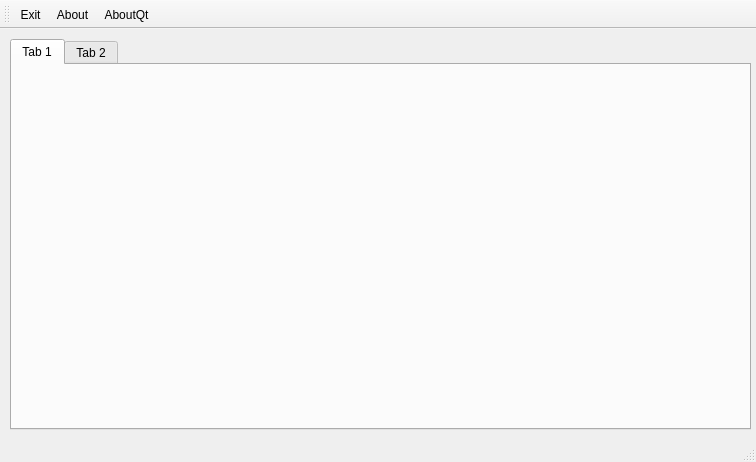
Old version of the form test1/test1.ui in the repository mekatronik-achmadi/hilmi-app.
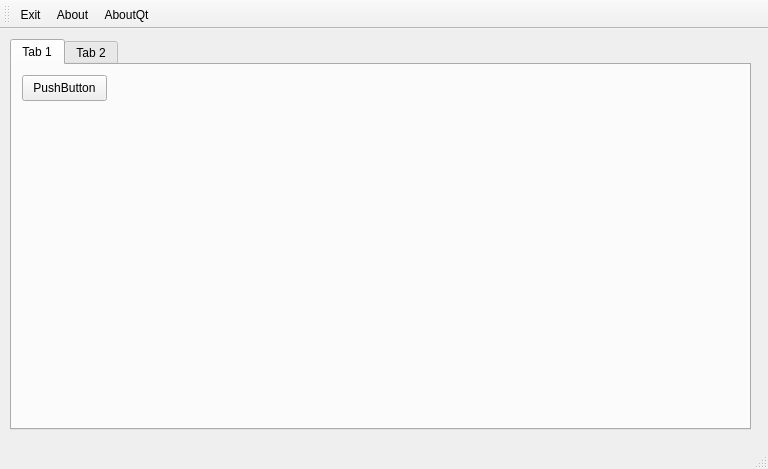
New version of the form.

Diff of the .ui file:
```diff
--- a/test1/test1.ui
+++ b/test1/test1.ui
@@ -6,10 +6,16 @@
    <rect>
     <x>0</x>
     <y>0</y>
-    <width>756</width>
-    <height>462</height>
+    <width>768</width>
+    <height>469</height>
    </rect>
   </property>
+  <property name="sizePolicy">
+   <sizepolicy hsizetype="Preferred" vsizetype="Preferred">
+    <horstretch>0</horstretch>
+    <verstretch>0</verstretch>
+   </sizepolicy>
+  </property>
   <property name="windowTitle">
    <string>Database Example</string>
   </property>
@@ -30,6 +36,19 @@
      <attribute name="title">
       <string>Tab 1</string>
      </attribute>
+     <widget class="QPushButton" name="pushButton">
+      <property name="geometry">
+       <rect>
+        <x>10</x>
+        <y>10</y>
+        <width>85</width>
+        <height>26</height>
+       </rect>
+      </property>
+      <property name="text">
+       <string>PushButton</string>
+      </property>
+     </widget>
     </widget>
     <widget class="QWidget" name="tab_2">
      <attribute name="title">
```
